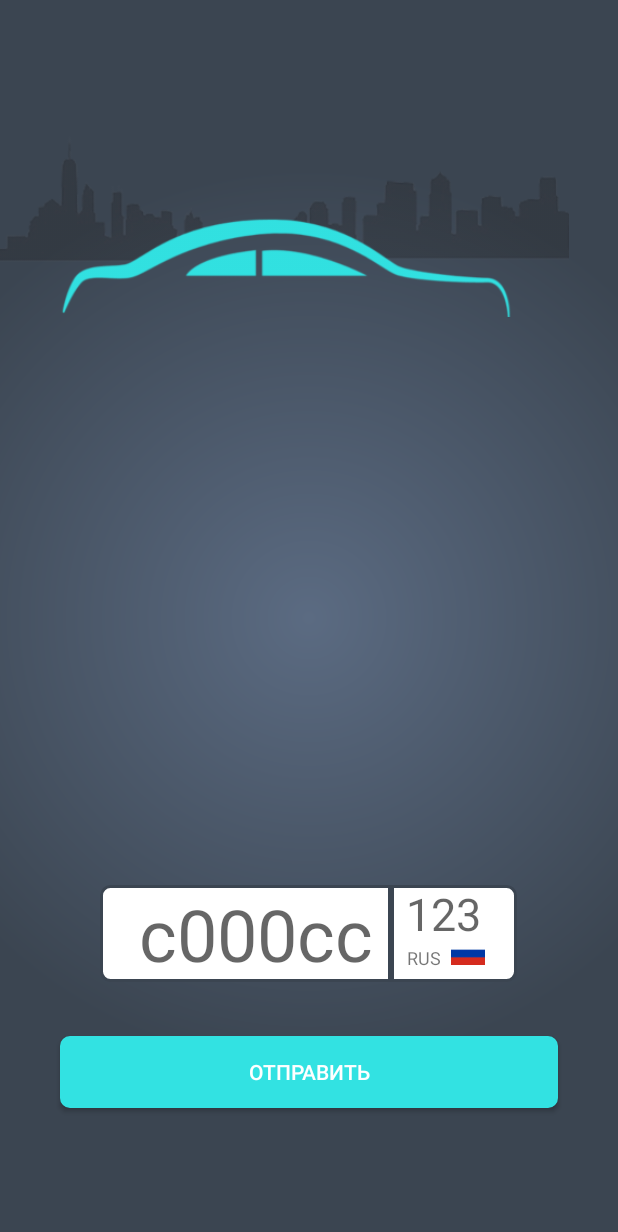
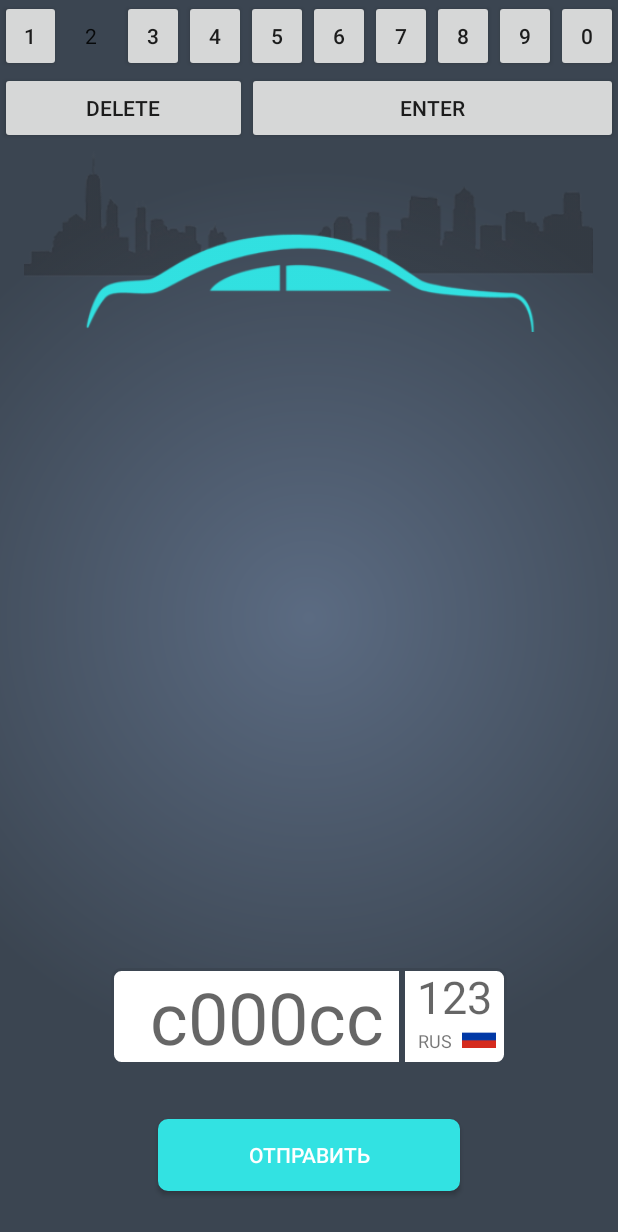
Before and after one commit to alexdizain48/NumberCar, an Android app: the screen it shows after launch (MainActivity), on a phone screen of 412 x 824 dp. Shown: the top 1232 px of the screen. Run offline under Robolectric (Android 15) with nearby library versions, the phone set to English and light mode, and no system bars.

Commit message:
Buttons Event

```diff
--- a/app/src/main/java/com/alex/numbercar/MainActivity.java
+++ b/app/src/main/java/com/alex/numbercar/MainActivity.java
@@ -1,12 +1,33 @@
 package com.alex.numbercar;
 
+import android.annotation.SuppressLint;
+import android.content.Context;
+import android.inputmethodservice.Keyboard;
+import android.inputmethodservice.KeyboardView;
 import android.support.v7.app.AppCompatActivity;
 import android.os.Bundle;
 import android.support.v7.widget.Toolbar;
+import android.text.Editable;
+import android.text.InputType;
+import android.text.TextWatcher;
+import android.view.MotionEvent;
+import android.view.View;
+import android.view.WindowManager;
+import android.view.inputmethod.EditorInfo;
+import android.view.inputmethod.InputConnection;
+import android.view.inputmethod.InputMethodManager;
+import android.widget.EditText;
+import android.widget.Toast;
+
+import com.alex.numbercar.helper.MyKeyboard;
+import com.alex.numbercar.helper.CustomKeyboard;
 
 
 public class MainActivity extends AppCompatActivity {
 
+    private EditText editTextNumb, editTextReg;
+    private InputConnection ic, ic1;
+    private MyKeyboard keyboard;
 
     @Override
     protected void onCreate(Bundle savedInstanceState) {
@@ -16,5 +37,84 @@ public class MainActivity extends AppCompatActivity {
         Toolbar toolbar = (Toolbar) findViewById(R.id.toolbar);
         setSupportActionBar(toolbar);
 
+        editTextNumb = (EditText) findViewById(R.id.edit_text_numb);
+        editTextReg = (EditText) findViewById(R.id.edit_text_region);
+
+        getWindow().setSoftInputMode(
+                WindowManager.LayoutParams.SOFT_INPUT_STATE_ALWAYS_HIDDEN
+        );
+
+        keyboard = (MyKeyboard) findViewById(R.id.keyboard);
+        //keyboard.setVisibility(View.GONE);
+
+
+
+
+       /* editTextNumb.setRawInputType(InputType.TYPE_CLASS_TEXT);
+        editTextNumb.setTextIsSelectable(true);//выделить для копирования
+
+        ic = editTextNumb.onCreateInputConnection(new EditorInfo());
+        keyboard.setInputConnection(ic);*/
+
+        editTextNumb.setOnFocusChangeListener(new View.OnFocusChangeListener() {
+            @Override
+            public void onFocusChange(View v, boolean hasFocus) {
+                if (hasFocus) {
+                    editTextNumb.setRawInputType(InputType.TYPE_CLASS_TEXT);
+                    editTextNumb.setTextIsSelectable(true);//выделить для копирования
+
+                    ic = editTextNumb.onCreateInputConnection(new EditorInfo());
+                    keyboard.setInputConnection(ic);
+                } else {
+                    Toast.makeText(MainActivity.this, "No", Toast.LENGTH_SHORT).show();
+                }
+            }
+        });
+
+        editTextReg.setOnFocusChangeListener(new View.OnFocusChangeListener() {
+            @Override
+            public void onFocusChange(View v, boolean hasFocus) {
+                if (hasFocus) {
+                    editTextReg.setRawInputType(InputType.TYPE_CLASS_TEXT);
+                    editTextReg.setTextIsSelectable(true);//выделить для копирования
+
+                    ic = editTextReg.onCreateInputConnection(new EditorInfo());
+                    keyboard.setInputConnection(ic);
+                } else {
+                    Toast.makeText(MainActivity.this, "No", Toast.LENGTH_SHORT).show();
+                }
+            }
+        });
+
+
+
+        /*editTextReg.setRawInputType(InputType.TYPE_CLASS_TEXT);
+        editTextReg.setTextIsSelectable(true);//выделить для копирования
+
+        ic1 = editTextReg.onCreateInputConnection(new EditorInfo());
+        keyboard.setInputConnection(ic1);*/
+
+
+        editTextNumb.addTextChangedListener(new TextWatcher() {
+            @Override
+            public void beforeTextChanged(CharSequence s, int start, int count, int after) {
+
+            }
+
+            @Override
+            public void onTextChanged(CharSequence s, int start, int before, int count) {
+                String str = editTextNumb.getText().toString();
+            }
+
+            @Override
+            public void afterTextChanged(Editable s) {
+
+            }
+        });
+
+
+
+
+
     }
 }
--- /dev/null
+++ b/app/src/main/java/com/alex/numbercar/helper/MyKeyboard.java
@@ -0,0 +1,100 @@
+package com.alex.numbercar.helper;
+
+import android.content.Context;
+import android.text.TextUtils;
+import android.util.AttributeSet;
+import android.util.SparseArray;
+import android.view.LayoutInflater;
+import android.view.View;
+import android.view.inputmethod.InputConnection;
+import android.widget.Button;
+import android.widget.LinearLayout;
+
+import com.alex.numbercar.R;
+
+public class MyKeyboard extends LinearLayout implements View.OnClickListener {
+
+    private Button button1, button2, button3, button4,
+            button5, button6, button7, button8,
+            button9, button0, buttonDelete, buttonEnter;
+
+    private SparseArray<String> keyValues = new SparseArray<>();
+    private InputConnection inputConnection;
+
+    public MyKeyboard(Context context) {
+        this(context, null, 0);
+    }
+
+    public MyKeyboard(Context context, AttributeSet attrs) {
+        this(context, attrs, 0);
+    }
+
+    public MyKeyboard(Context context, AttributeSet attrs, int defStyleAttr) {
+        super(context, attrs, defStyleAttr);
+        init(context, attrs);
+    }
+
+    private void init(Context context, AttributeSet attrs) {
+        LayoutInflater.from(context).inflate(R.layout.keyboard, this, true);
+        button1 = (Button) findViewById(R.id.button_1);
+        button1.setOnClickListener(this);
+        button2 = (Button) findViewById(R.id.button_2);
+        button2.setOnClickListener(this);
+        button3 = (Button) findViewById(R.id.button_3);
+        button3.setOnClickListener(this);
+        button4 = (Button) findViewById(R.id.button_4);
+        button4.setOnClickListener(this);
+        button5 = (Button) findViewById(R.id.button_5);
+        button5.setOnClickListener(this);
+        button6 = (Button) findViewById(R.id.button_6);
+        button6.setOnClickListener(this);
+        button7 = (Button) findViewById(R.id.button_7);
+        button7.setOnClickListener(this);
+        button8 = (Button) findViewById(R.id.button_8);
+        button8.setOnClickListener(this);
+        button9 = (Button) findViewById(R.id.button_9);
+        button9.setOnClickListener(this);
+        button0 = (Button) findViewById(R.id.button_0);
+        button0.setOnClickListener(this);
+        buttonDelete = (Button) findViewById(R.id.button_delete);
+        buttonDelete.setOnClickListener(this);
+        buttonEnter = (Button) findViewById(R.id.button_enter);
+        buttonEnter.setOnClickListener(this);
+
+        keyValues.put(R.id.button_1, "1");
+        keyValues.put(R.id.button_2, "2");
+        keyValues.put(R.id.button_3, "3");
+        keyValues.put(R.id.button_4, "4");
+        keyValues.put(R.id.button_5, "5");
+        keyValues.put(R.id.button_6, "6");
+        keyValues.put(R.id.button_7, "7");
+        keyValues.put(R.id.button_8, "8");
+        keyValues.put(R.id.button_9, "9");
+        keyValues.put(R.id.button_0, "0");
+        keyValues.put(R.id.button_enter, "\n");
+    }
+
+    @Override
+    public void onClick(View view) {
+        if (inputConnection == null)
+            return;
+
+        if (view.getId() == R.id.button_delete) {
+            CharSequence selectedText = inputConnection.getSelectedText(0);
+
+            if (TextUtils.isEmpty(selectedText)) {
+                inputConnection.deleteSurroundingText(1, 0);
+            } else {
+                inputConnection.commitText("", 1);
+            }
+        } else {
+            String value = keyValues.get(view.getId());
+            inputConnection.commitText(value, 1);
+        }
+    }
+
+    public void setInputConnection(InputConnection ic) {
+        inputConnection = ic;
+    }
+
+}
--- a/app/src/main/res/layout/activity_main.xml
+++ b/app/src/main/res/layout/activity_main.xml
@@ -5,16 +5,18 @@
     xmlns:tools="http://schemas.android.com/tools"
     android:layout_width="match_parent"
     android:layout_height="match_parent"
+    android:background="@drawable/gradient"
+    android:gravity="center_horizontal"
     android:orientation="vertical"
-    android:gravity="center_horizontal"
-    android:background="@drawable/gradient"
     tools:context="com.alex.numbercar.MainActivity">
 
     <ImageView
         android:id="@+id/imageView"
         android:layout_width="379dp"
         android:layout_height="137dp"
-        android:layout_marginTop="76dp"
+        android:layout_alignParentTop="true"
+        android:layout_centerHorizontal="true"
+        android:layout_marginTop="86dp"
         android:src="@drawable/auto"/>
 
     <LinearLayout
@@ -25,31 +27,36 @@
         android:layout_marginBottom="36dp"
         android:orientation="horizontal">
 
-    <EditText
-        android:layout_width="wrap_content"
-        android:layout_height="wrap_content"
-        android:paddingStart="26dp"
-        android:paddingEnd="12dp"
-        android:textSize="48sp"
-        android:hint="c000cc"
-        android:background="@drawable/numberbg"/>
+        <EditText
+            android:id="@+id/edit_text_numb"
+            android:layout_width="wrap_content"
+            android:layout_height="wrap_content"
+            android:background="@drawable/numberbg"
+            android:hint="c000cc"
+            android:maxLength="6"
+            android:maxLines="1"
+            android:paddingEnd="12dp"
+            android:paddingStart="26dp"
+            android:textSize="48sp"/>
 
         <LinearLayout
-            android:orientation="vertical"
             android:layout_width="wrap_content"
             android:layout_height="match_parent"
+            android:background="@drawable/kodregionbg"
             android:gravity="center"
-            android:paddingEnd="14dp"
-            android:weightSum="2"
-            android:background="@drawable/kodregionbg">
+            android:orientation="vertical"
+            android:weightSum="2">
 
             <EditText
+                android:id="@+id/edit_text_region"
                 android:layout_width="wrap_content"
                 android:layout_height="wrap_content"
                 android:layout_marginEnd="10dp"
                 android:layout_marginStart="10dp"
                 android:layout_marginTop="-5dp"
                 android:layout_weight="1"
+                android:maxLength="3"
+                android:maxLines="1"
                 android:background="@android:color/transparent"
                 android:hint="123"
                 android:textAlignment="center"
@@ -84,16 +91,37 @@
 
     <Button
         android:id="@+id/button"
-        android:layout_width="match_parent"
+        android:layout_width="wrap_content"
         android:layout_height="wrap_content"
+        android:layout_above="@+id/keyboard"
         android:layout_alignParentBottom="true"
         android:layout_centerHorizontal="true"
-        android:layout_marginBottom="85dp"
-        android:layout_marginStart="40dp"
-        android:layout_marginEnd="40dp"
+        android:layout_marginBottom="30dp"
         android:background="@drawable/roundrect"
+        android:paddingEnd="60dp"
+        android:paddingStart="60dp"
         android:text="Отправить"
         android:textColor="@color/colorWhite"/>
 
 
+    <com.alex.numbercar.helper.MyKeyboard
+        android:id="@+id/keyboard"
+        android:layout_width="match_parent"
+        android:layout_height="wrap_content"
+        android:orientation="vertical"
+        android:focusable="true"
+
+        android:focusableInTouchMode="true"
+        />
+
+   <!-- <android.inputmethodservice.KeyboardView
+        android:id="@+id/keyboard"
+        android:layout_width="fill_parent"
+        android:layout_height="wrap_content"
+        android:layout_alignParentBottom="true"
+        android:layout_centerHorizontal="true"
+        android:focusable="true"
+        android:focusableInTouchMode="true"
+        android:visibility="gone" />-->
+
 </RelativeLayout>
--- /dev/null
+++ b/app/src/main/res/layout/keyboard.xml
@@ -0,0 +1,110 @@
+<?xml version="1.0" encoding="utf-8"?>
+<merge xmlns:android="http://schemas.android.com/apk/res/android">
+
+    <LinearLayout
+        android:layout_width="match_parent"
+        android:layout_height="wrap_content"
+        android:orientation="vertical">
+
+        <LinearLayout
+            android:layout_width="match_parent"
+            android:layout_height="wrap_content"
+            android:orientation="horizontal">
+
+            <Button
+                android:id="@+id/button_1"
+                android:layout_width="0dp"
+                android:layout_height="wrap_content"
+                android:layout_weight="1"
+                android:text="1"/>
+
+            <Button
+                android:id="@+id/button_2"
+                android:layout_width="0dp"
+                android:layout_height="wrap_content"
+                style="?android:attr/buttonBarStyle"
+                android:layout_weight="1"
+                android:text="2"/>
+
+            <Button
+                android:id="@+id/button_3"
+                android:layout_width="0dp"
+                android:layout_height="wrap_content"
+                android:layout_weight="1"
+                android:text="3"/>
+
+            <Button
+                android:id="@+id/button_4"
+                android:layout_width="0dp"
+                android:layout_height="wrap_content"
+                android:layout_weight="1"
+                android:text="4"/>
+
+            <Button
+                android:id="@+id/button_5"
+                android:layout_width="0dp"
+                android:layout_height="wrap_content"
+                android:layout_weight="1"
+                android:text="5"/>
+
+            <Button
+                android:id="@+id/button_6"
+                android:layout_width="0dp"
+                android:layout_height="wrap_content"
+                android:layout_weight="1"
+                android:text="6"/>
+
+            <Button
+                android:id="@+id/button_7"
+                android:layout_width="0dp"
+                android:layout_height="wrap_content"
+                android:layout_weight="1"
+                android:text="7"/>
+
+            <Button
+                android:id="@+id/button_8"
+                android:layout_width="0dp"
+                android:layout_height="wrap_content"
+                android:layout_weight="1"
+                android:text="8"/>
+
+            <Button
+                android:id="@+id/button_9"
+                android:layout_width="0dp"
+                android:layout_height="wrap_content"
+                android:layout_weight="1"
+                android:text="9"/>
+
+            <Button
+                android:id="@+id/button_0"
+                android:layout_width="0dp"
+                android:layout_height="wrap_content"
+                android:layout_weight="1"
+                android:text="0"/>
+
+        </LinearLayout>
+
+        <LinearLayout
+            android:layout_width="match_parent"
+            android:layout_height="wrap_content"
+            android:orientation="horizontal">
+
+            <Button
+                android:id="@+id/button_delete"
+                android:layout_width="0dp"
+                android:layout_height="wrap_content"
+                android:layout_weight="2"
+                android:text="Delete"/>
+
+            <Button
+                android:id="@+id/button_enter"
+                android:layout_width="0dp"
+                android:layout_height="wrap_content"
+                android:layout_weight="3"
+                android:text="Enter"/>
+
+        </LinearLayout>
+
+    </LinearLayout>
+
+</merge>
```
